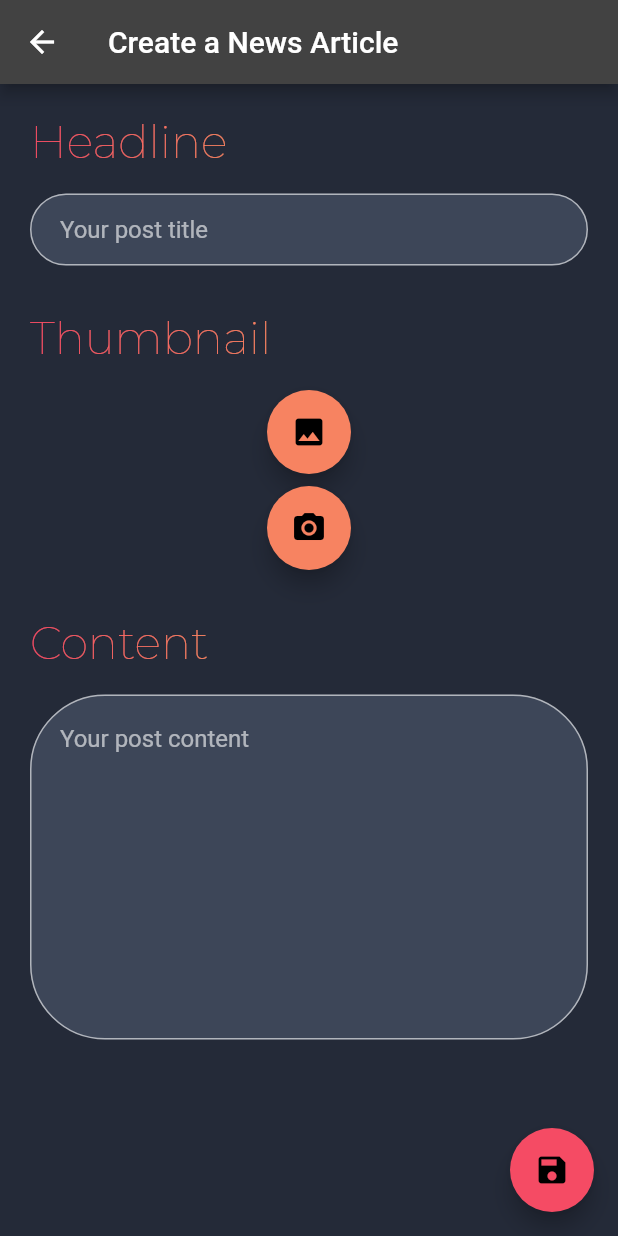
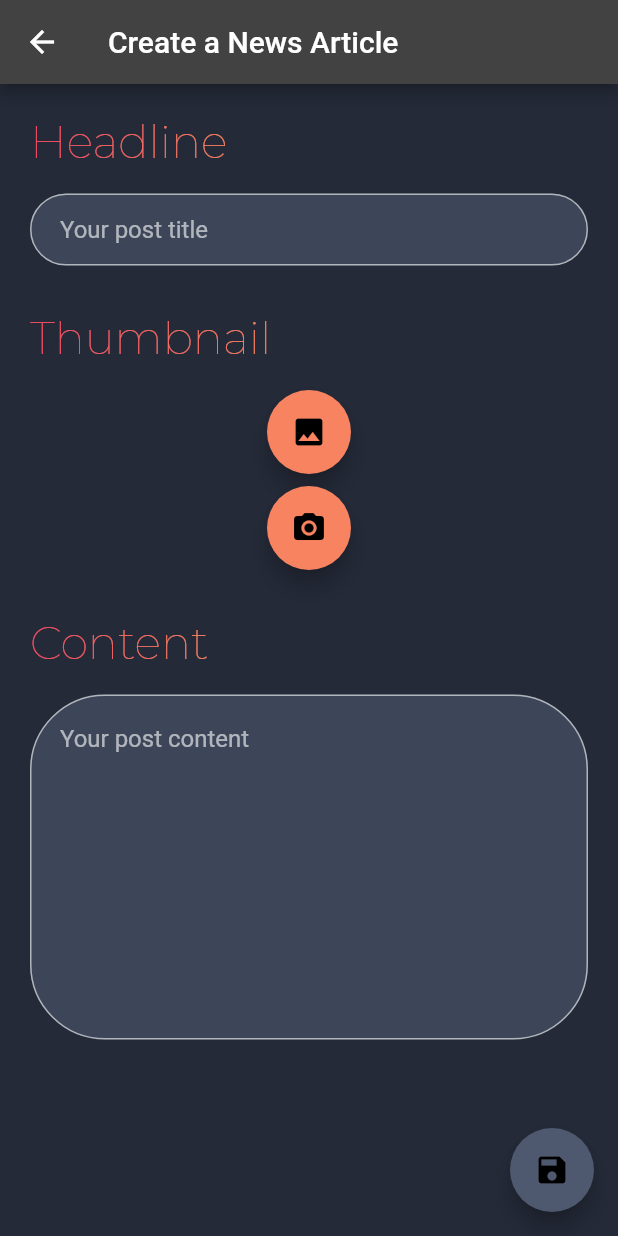
Before and after one commit to Thomas-Silinski/flutter-1, a Flutter app: the CreateScreen screen opened by its route, on a phone screen of 412 x 824 dp. Run offline on Flutter 3.47's test engine with Material 2 defaults, Android fonts, the phone set to English and light mode, and no system bars; our stand-ins replace get, get_storage, google_fonts, image_picker; accounts and stored records are empty.

Commit message:
Added grey bg on cannot submit

```diff
--- a/lib/screens/create_screen.dart
+++ b/lib/screens/create_screen.dart
@@ -183,7 +183,7 @@ class CreateScreen extends StatelessWidget {
                 }
               : null,
           tooltip: 'Create article',
-          backgroundColor: kPrimaryGradient1,
+          backgroundColor: canSubmit() ? kPrimaryGradient1 : kDarkGrey,
           child: const Icon(
             Icons.save,
           ),
```
